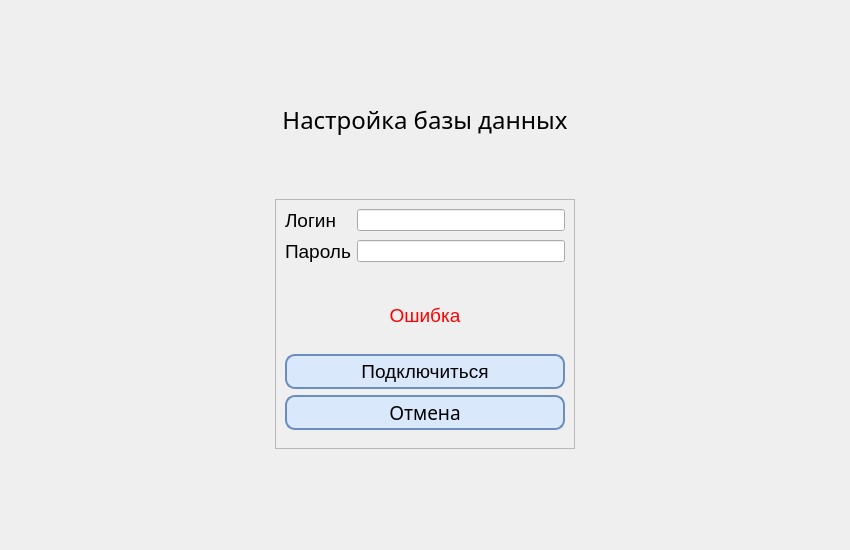
G3RKA/EFS-Energy-Forecasting-System, file DialogWindows/UI/DataBaseUserSettings.ui: the form before one commit.
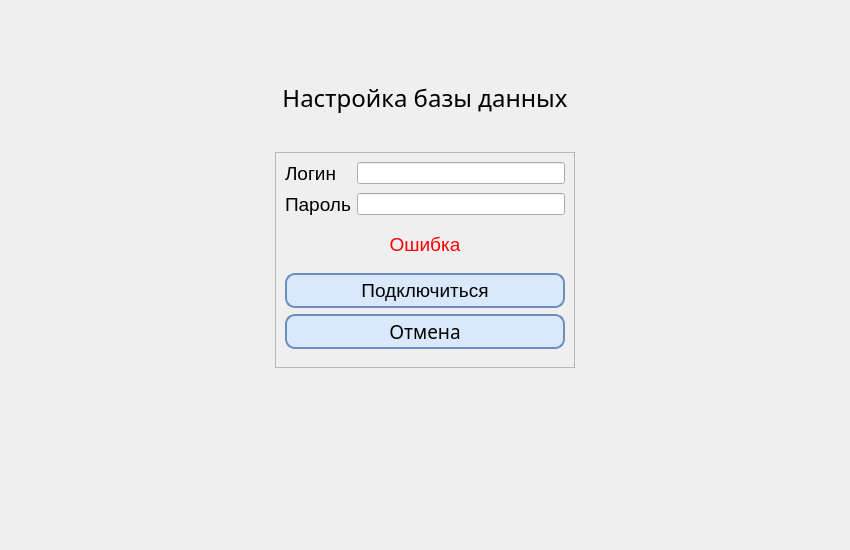
The form after the commit. Icons and pictures are not drawn. Custom widgets are drawn as their Qt base class.

Commit message: [EDIT] DataBase -> QThread

Patch:
```diff
--- a/DialogWindows/UI/DataBaseUserSettings.ui
+++ b/DialogWindows/UI/DataBaseUserSettings.ui
@@ -47,7 +47,7 @@
 	background-color: #a7c8fc;
 }</string>
   </property>
-  <layout class="QVBoxLayout" name="verticalLayout" stretch="2,2,10">
+  <layout class="QVBoxLayout" name="verticalLayout" stretch="2,2,10,4">
    <property name="spacing">
     <number>12</number>
    </property>
@@ -111,7 +111,7 @@
      <property name="minimumSize">
       <size>
        <width>300</width>
-       <height>250</height>
+       <height>0</height>
       </size>
      </property>
      <property name="maximumSize">
@@ -230,7 +230,7 @@
         </property>
        </widget>
       </item>
-      <item>
+      <item alignment="Qt::AlignmentFlag::AlignTop">
        <widget class="QPushButton" name="ConnectButton">
         <property name="minimumSize">
          <size>
@@ -248,7 +248,7 @@
         </property>
        </widget>
       </item>
-      <item>
+      <item alignment="Qt::AlignmentFlag::AlignTop">
        <widget class="QPushButton" name="CloseButton">
         <property name="sizePolicy">
          <sizepolicy hsizetype="Minimum" vsizetype="Maximum">
@@ -282,6 +282,19 @@
      </layout>
     </widget>
    </item>
+   <item>
+    <spacer name="verticalSpacer">
+     <property name="orientation">
+      <enum>Qt::Orientation::Vertical</enum>
+     </property>
+     <property name="sizeHint" stdset="0">
+      <size>
+       <width>20</width>
+       <height>40</height>
+      </size>
+     </property>
+    </spacer>
+   </item>
   </layout>
  </widget>
  <customwidgets>
```
The commit also changes 20 other files.
